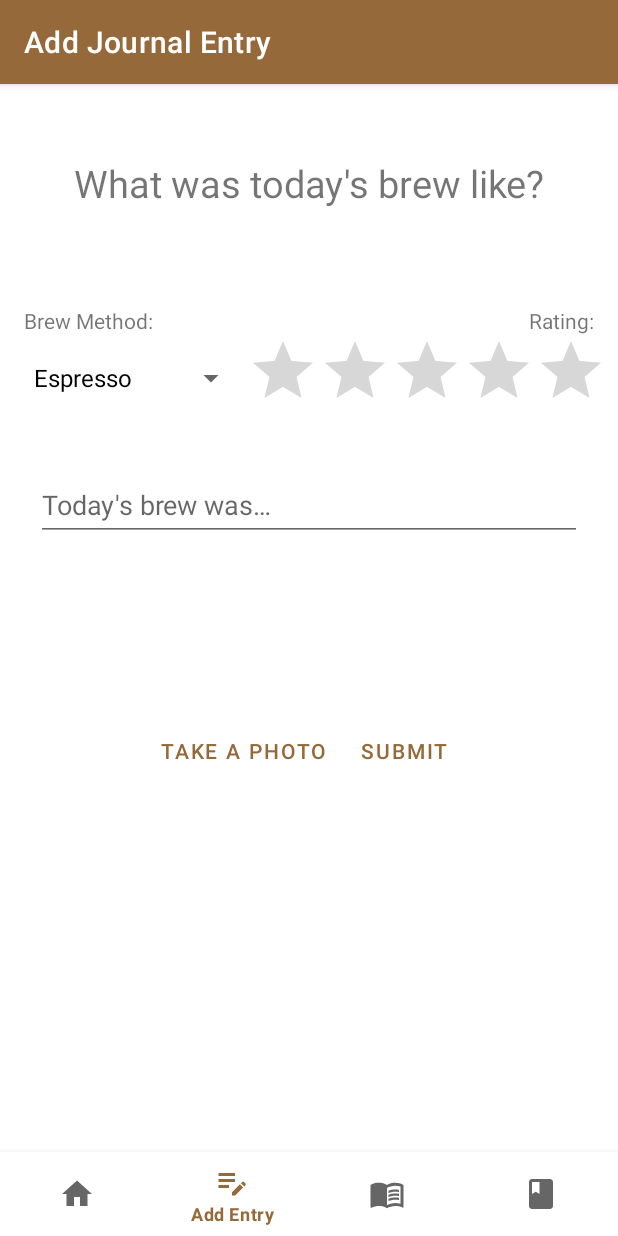
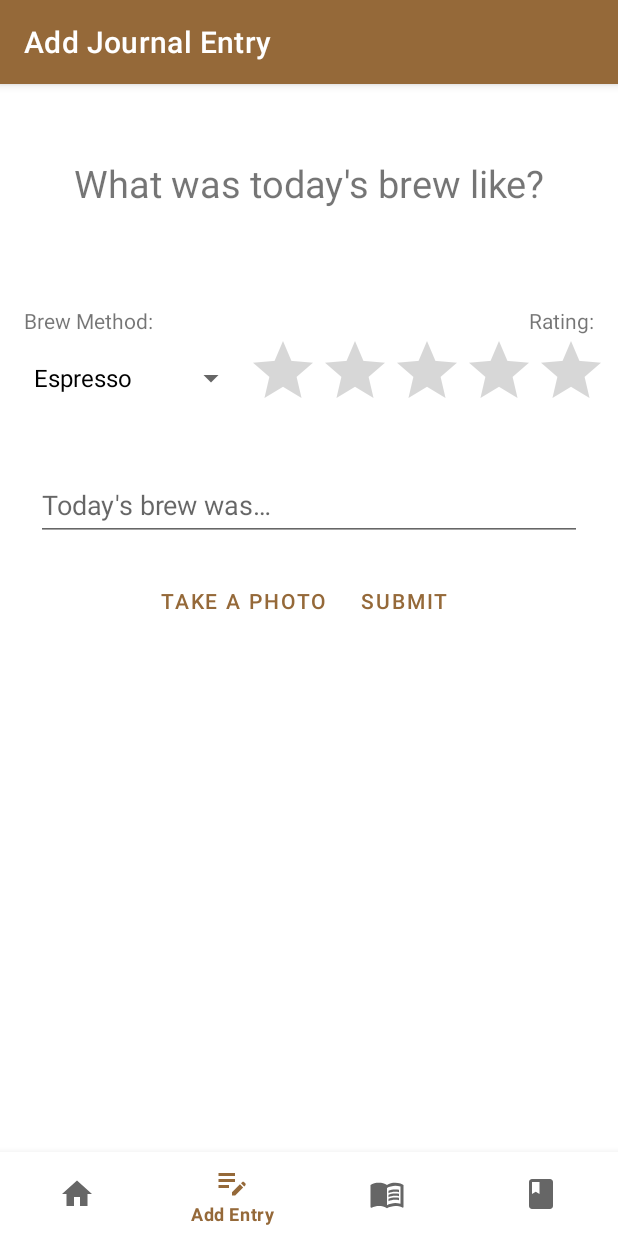
Before and after one commit to limepixl/CoffeeJournal_196068, an Android app: the AddJournalEntryFragment screen opened through its navigation route, on a phone screen of 412 x 824 dp. Run offline under Robolectric (Android 15) with nearby library versions, the phone set to English and light mode, and no system bars; our stand-ins replace Room's generated code, navigation-ui.

Commit message:
Tweaked ImageViews in fragments

```diff
--- a/app/src/main/res/layout/fragment_add_journal_entry.xml
+++ b/app/src/main/res/layout/fragment_add_journal_entry.xml
@@ -97,7 +97,9 @@
         android:layout_marginStart="64dp"
         android:layout_marginTop="16dp"
         android:layout_marginEnd="64dp"
+        android:adjustViewBounds="true"
         android:contentDescription="@string/photo_of_your_coffee"
+        android:maxHeight="300dp"
         android:visibility="visible"
         app:layout_constraintEnd_toEndOf="parent"
         app:layout_constraintRight_toRightOf="parent"
@@ -108,7 +110,6 @@
         android:id="@+id/linearLayout2"
         android:layout_width="match_parent"
         android:layout_height="wrap_content"
-        android:layout_marginTop="100dp"
         android:gravity="center"
         android:orientation="horizontal"
         app:layout_constraintEnd_toEndOf="parent"
--- a/app/src/main/res/layout/journal_entries_card.xml
+++ b/app/src/main/res/layout/journal_entries_card.xml
@@ -69,7 +69,10 @@
                 android:id="@+id/ivPhoto"
                 android:layout_width="wrap_content"
                 android:layout_height="wrap_content"
+                android:layout_marginStart="16dp"
+                android:layout_marginEnd="16dp"
                 android:layout_marginBottom="16dp"
+                android:adjustViewBounds="true"
                 android:contentDescription="@string/photo_of_your_coffee"
                 android:visibility="gone"
                 app:layout_constraintBottom_toBottomOf="parent"
```
